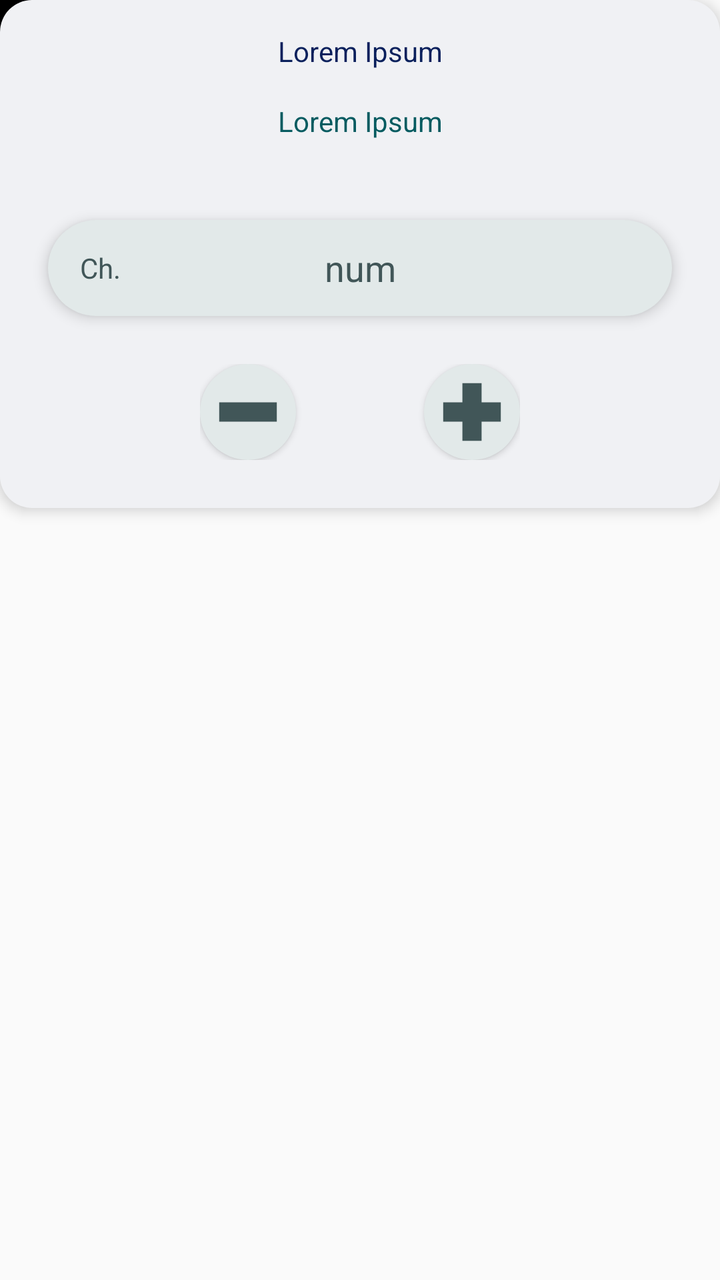
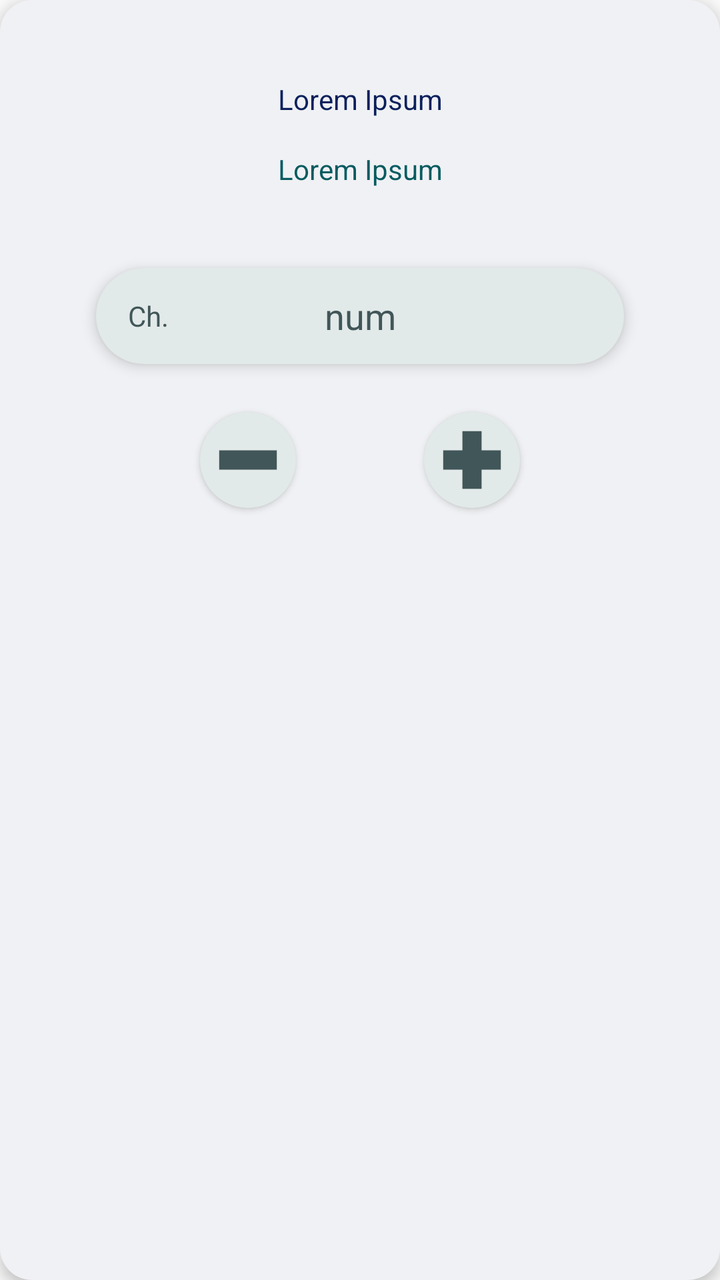

Two renders of the same Android screen: before a commit and after it. Below are the layout's source before the change and the commit's diff.
<!-- AndroidManifest.xml: application theme Theme.MangaCheck -->
<!-- res/layout/info_reading_dialog.xml -->
<?xml version="1.0" encoding="utf-8"?>
<FrameLayout
    xmlns:android="http://schemas.android.com/apk/res/android"
    android:layout_width="match_parent"
    android:layout_height="wrap_content">

    <Button
        android:layout_width="@dimen/U_6"
        android:layout_height="@dimen/U_6"
        android:background="@color/black"/>

    <LinearLayout
        android:background="@drawable/basic_surface"
        android:elevation="@dimen/U_half"
        android:id="@+id/titolo_descrizione_capitolo"
        android:layout_width="match_parent"
        android:layout_height="wrap_content"
        android:orientation="vertical">

        <TextView
            android:id="@+id/manga_title"
            android:layout_width="match_parent"
            android:layout_height="wrap_content"
            android:textColor="?colorOnPrimaryContainer"
            android:text="@string/missing"
            android:gravity="center"
            android:layout_marginBottom="@dimen/U_2"
            android:layout_marginTop="@dimen/U_2"/>

        <TextView
            android:id="@+id/manga_description"
            android:layout_width="match_parent"
            android:layout_height="wrap_content"
            android:textColor="?colorOnSecondaryContainer"
            android:text="@string/missing"
            android:gravity="center"
            android:layout_marginBottom="@dimen/U_2"/>

        <include layout="@layout/chapter_number_input" />

        <include layout="@layout/dec_inc_buttons"/>
    </LinearLayout>
</FrameLayout>
<!-- res/layout/chapter_number_input.xml (included above) -->
<?xml version="1.0" encoding="utf-8"?>
<FrameLayout xmlns:android="http://schemas.android.com/apk/res/android"
    android:id="@+id/chapter_number"
    android:layout_width="match_parent"
    android:layout_height="@dimen/U_6"
    android:layout_marginHorizontal="@dimen/U_3"
    android:layout_marginVertical="@dimen/U_3"
    android:autofillHints="chapter"
    android:background="@drawable/basic_surface_variant"
    android:elevation="@dimen/U_half">

    <TextView
        android:layout_width="wrap_content"
        android:layout_height="wrap_content"
        android:layout_gravity="center_vertical"
        android:paddingStart="@dimen/U_2"
        android:paddingEnd="0dp"
        android:text="@string/chapter_abbreviations"
        android:textColor="?colorOnSurfaceVariant" />

    <EditText
        android:id="@+id/input"
        android:layout_width="match_parent"
        android:layout_height="wrap_content"
        android:layout_gravity="center"
        android:layout_marginHorizontal="@dimen/U_3"
        android:autofillHints="chapter_number"
        android:background="#00000000"
        android:hint="@string/chapter_abbreviation_number"
        android:inputType="number"
        android:textAlignment="center"
        android:textColor="?colorOnSurfaceVariant"
        android:textColorHint="?colorOnSurfaceVariant" />
</FrameLayout>
<!-- res/layout/dec_inc_buttons.xml (included above) -->
<?xml version="1.0" encoding="utf-8"?>
<LinearLayout xmlns:android="http://schemas.android.com/apk/res/android"
    android:layout_width="wrap_content"
    android:layout_height="wrap_content"
    android:layout_gravity="center_horizontal"
    android:layout_marginBottom="@dimen/U_3"
    android:orientation="horizontal">

    <Button
        android:id="@+id/dec_button"
        android:layout_width="@dimen/U_6"
        android:layout_height="@dimen/U_6"
        android:layout_gravity="start"
        android:layout_marginEnd="@dimen/U_4"
        android:background="@drawable/minus_button"
        android:elevation="@dimen/U_1" />

    <Button
        android:id="@+id/inc_button"
        android:layout_width="@dimen/U_6"
        android:layout_height="@dimen/U_6"
        android:layout_gravity="end"
        android:layout_marginStart="@dimen/U_4"
        android:background="@drawable/plus_button"
        android:elevation="@dimen/U_1" />

</LinearLayout>
<!-- resources referenced by this layout -->
<resources>
  <color name="black">#FF000000</color>
  <dimen name="U_1">8dp</dimen>
  <dimen name="U_2">16dp</dimen>
  <dimen name="U_3">24dp</dimen>
  <dimen name="U_4">32dp</dimen>
  <dimen name="U_6">48dp</dimen>
  <dimen name="U_half">4dp</dimen>
  <!-- drawable basic_surface (drawable) -->
  <?xml version="1.0" encoding="utf-8"?>
  <shape xmlns:android="http://schemas.android.com/apk/res/android"
      android:shape="rectangle">
      <solid android:color="?colorSurface" />
      <corners android:radius="@dimen/U_2" />
  </shape>
  <!-- drawable basic_surface_variant (drawable) -->
  <?xml version="1.0" encoding="utf-8"?>
  <shape xmlns:android="http://schemas.android.com/apk/res/android"
      android:shape="rectangle">
      <solid android:color="?colorSurfaceVariant" />
      <corners android:radius="@dimen/U_8" />
  </shape>
  <!-- drawable minus_button (drawable) -->
  <layer-list xmlns:android="http://schemas.android.com/apk/res/android">
      <item>
          <shape android:shape="oval">
              <solid android:color="?colorSurfaceVariant" />
          </shape>
      </item>
  
      <item>
          <vector
              android:width="24dp"
              android:height="24dp"
              android:autoMirrored="true"
              android:tint="?colorOnSurfaceVariant"
              android:viewportWidth="10"
              android:viewportHeight="10">
              <path
                  android:fillColor="@android:color/white"
                  android:pathData="M 4 4 L 6 4 L 8 4 L 8 6 L 6 6 L 4 6 L 2 6 L 2 4" />
          </vector>
      </item>
  </layer-list>
  <!-- drawable plus_button (drawable) -->
  <layer-list xmlns:android="http://schemas.android.com/apk/res/android">
      <item>
          <shape android:shape="oval">
              <solid android:color="?colorSurfaceVariant" />
          </shape>
      </item>
  
      <item>
          <vector
              android:width="10dp"
              android:height="10dp"
              android:autoMirrored="true"
              android:tint="?colorOnSurfaceVariant"
              android:viewportWidth="10"
              android:viewportHeight="10">
              <path
                  android:fillColor="@android:color/white"
                  android:pathData="M 4 4 L 4 2 L 6 2 L 6 4 L 8 4 L 8 6 L 6 6 L 6 8 L 4 8 L 4 6 L 2 6 L 2 4" />
          </vector>
      </item>
  </layer-list>
  <string name="chapter_abbreviation_number">num</string>
  <string name="chapter_abbreviations">Ch.</string>
  <string name="missing">Lorem Ipsum</string>
  <dimen name="U_8">64dp</dimen>
  <color name="primary_35">#1038A2</color>
  <color name="primary_80">#A3B9F5</color>
  <color name="white">#FFFFFFFF</color>
  <color name="primary_20">#0A205C</color>
  <color name="secondary_35">#0A9FA9</color>
  <color name="secondary_80">#9FF4F9</color>
  <color name="secondary_20">#065B60</color>
  <color name="tertiary_35">#3D4C76</color>
  <color name="tertiary_80">#BCC4DC</color>
  <color name="tertiary_20">#232B43</color>
  <color name="error_35">#B22200</color>
  <color name="error_80">#FFAC99</color>
  <color name="error_20">#661300</color>
  <color name="Natural_80">#C4C9D4</color>
  <color name="Natural_10">#16181D</color>
  <color name="Natural_95">#F0F1F4</color>
  <color name="Natural_20">#2B303B</color>
  <color name="VNatural_90">#E2E9E9</color>
  <color name="VNatural_30">#415658</color>
  <color name="VNatural_50">#6C9093</color>
  <color name="VNatural_80">#C4D3D4</color>
  <style name="mySpinnerItemSelectedStyle" parent="@android:style/Widget.Holo.TextView.SpinnerItem">
          <item name="android:textColor">@color/black</item>
      </style>
  <!-- unchanged entries left out for length: 1 -->
</resources>

<!-- the commit's change to res/layout/info_reading_dialog.xml (unified diff, before → after) -->
@@ -1,46 +1,38 @@
 <?xml version="1.0" encoding="utf-8"?>
-<FrameLayout
+<LinearLayout
     xmlns:android="http://schemas.android.com/apk/res/android"
+    android:id="@+id/dialog_reading_list"
     android:layout_width="match_parent"
-    android:layout_height="wrap_content">
+    android:layout_height="wrap_content"
+    android:background="@drawable/basic_surface"
+    android:clipChildren="false"
+    android:elevation="@dimen/U_half"
+    android:orientation="vertical"
+    android:padding="?dialogPreferredPadding">
 
-    <Button
-        android:layout_width="@dimen/U_6"
-        android:layout_height="@dimen/U_6"
-        android:background="@color/black"/>
-
-    <LinearLayout
-        android:background="@drawable/basic_surface"
-        android:elevation="@dimen/U_half"
-        android:id="@+id/titolo_descrizione_capitolo"
+    <TextView
+        android:id="@+id/manga_title"
         android:layout_width="match_parent"
         android:layout_height="wrap_content"
-        android:orientation="vertical">
+        android:layout_marginTop="@dimen/U_2"
+        android:layout_marginBottom="@dimen/U_2"
+        android:gravity="center"
+        android:text="@string/missing"
+        android:textColor="?colorOnPrimaryContainer" />
 
-        <TextView
-            android:id="@+id/manga_title"
-            android:layout_width="match_parent"
-            android:layout_height="wrap_content"
-            android:textColor="?colorOnPrimaryContainer"
-            android:text="@string/missing"
-            android:gravity="center"
-            android:layout_marginBottom="@dimen/U_2"
-            android:layout_marginTop="@dimen/U_2"/>
+    <TextView
+        android:id="@+id/manga_description"
+        android:layout_width="match_parent"
+        android:layout_height="wrap_content"
+        android:layout_marginBottom="@dimen/U_2"
+        android:gravity="center"
+        android:text="@string/missing"
+        android:textColor="?colorOnSecondaryContainer" />
 
-        <TextView
-            android:id="@+id/manga_description"
-            android:layout_width="match_parent"
-            android:layout_height="wrap_content"
-            android:textColor="?colorOnSecondaryContainer"
-            android:text="@string/missing"
-            android:gravity="center"
-            android:layout_marginBottom="@dimen/U_2"/>
+    <include layout="@layout/chapter_number_input" />
 
-        <include layout="@layout/chapter_number_input" />
-
-        <include layout="@layout/dec_inc_buttons"/>
-    </LinearLayout>
-</FrameLayout>
+    <include layout="@layout/dec_inc_buttons" />
+</LinearLayout>
 <!-- res/layout/chapter_number_input.xml (included above) -->
 <?xml version="1.0" encoding="utf-8"?>
 <FrameLayout xmlns:android="http://schemas.android.com/apk/res/android"
